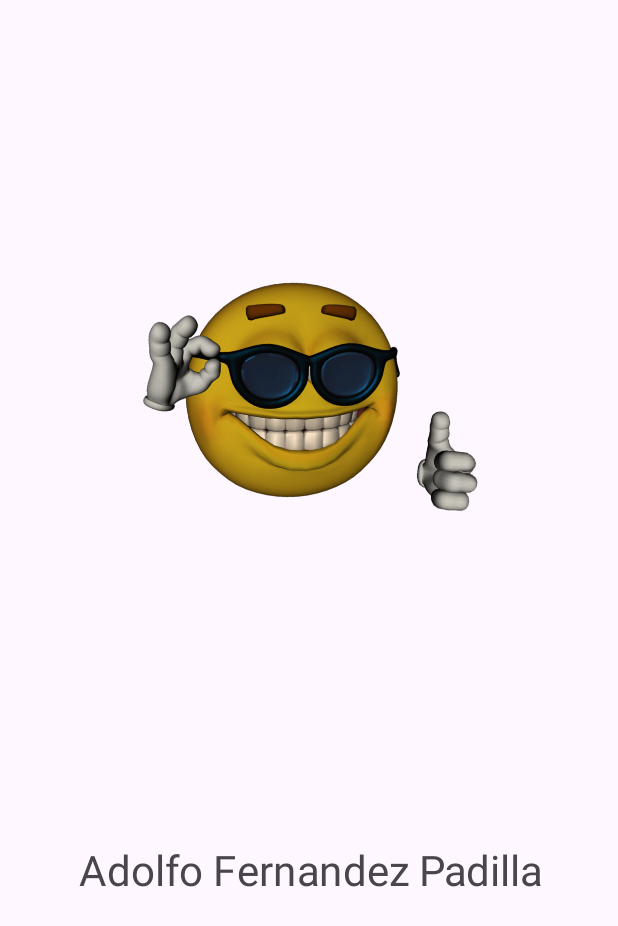
After one commit to fantasmarobapan/bopit, an Android app: the SplashActivity screen opened directly, with no data from a screen before it, on a phone screen of 412 x 824 dp. The commit adds this screen. Shown: the top 926 px of the screen. Run offline under Robolectric (Android 15) with nearby library versions, the phone set to English and light mode, and no system bars.

Commit message:
Splash activiy creada

```diff
--- /dev/null
+++ b/app/src/main/java/cl/afernandez/bopit/SplashActivity.kt
@@ -0,0 +1,21 @@
+package cl.afernandez.bopit
+
+import android.content.Intent
+import androidx.appcompat.app.AppCompatActivity
+import android.os.Bundle
+import android.os.Handler
+import android.os.Looper
+
+class SplashActivity : AppCompatActivity() {
+    override fun onCreate(savedInstanceState: Bundle?) {
+        super.onCreate(savedInstanceState)
+        setContentView(R.layout.activity_splash)
+
+        val handler = Handler(Looper.getMainLooper())
+        handler.postDelayed({
+            val intent = Intent(this, MainActivity::class.java)
+            startActivity(intent)
+            finish()
+        }, 5000)
+    }
+}
--- a/app/src/main/res/layout/activity_about.xml
+++ b/app/src/main/res/layout/activity_about.xml
@@ -23,7 +23,7 @@
         android:layout_height="wrap_content"
         android:layout_marginTop="32dp"
         android:layout_marginBottom="600dp"
-        android:text="Button"
+        android:text="@string/button_home"
         app:layout_constraintBottom_toBottomOf="parent"
         app:layout_constraintEnd_toEndOf="parent"
         app:layout_constraintStart_toStartOf="parent"
--- /dev/null
+++ b/app/src/main/res/layout/activity_splash.xml
@@ -0,0 +1,34 @@
+<?xml version="1.0" encoding="utf-8"?>
+<androidx.constraintlayout.widget.ConstraintLayout xmlns:android="http://schemas.android.com/apk/res/android"
+    xmlns:app="http://schemas.android.com/apk/res-auto"
+    xmlns:tools="http://schemas.android.com/tools"
+    android:layout_width="match_parent"
+    android:layout_height="match_parent"
+    tools:context=".SplashActivity">
+
+    <TextView
+        android:id="@+id/textView3"
+        android:layout_width="180dp"
+        android:layout_height="90dp"
+        android:layout_marginBottom="200dp"
+        android:gravity="center"
+        android:scaleX="2"
+        android:scaleY="2"
+        android:text="@string/splash_name"
+        app:layout_constraintBottom_toBottomOf="parent"
+        app:layout_constraintEnd_toEndOf="parent"
+        app:layout_constraintStart_toStartOf="parent" />
+
+    <ImageView
+        android:id="@+id/imageView2"
+        android:layout_width="228dp"
+        android:layout_height="248dp"
+        android:scaleX="1"
+        android:scaleY="1"
+        app:layout_constraintBottom_toTopOf="@+id/textView3"
+        app:layout_constraintEnd_toEndOf="parent"
+        app:layout_constraintStart_toStartOf="parent"
+        app:layout_constraintTop_toTopOf="parent"
+        app:srcCompat="@drawable/emoji_sunglass" />
+
+</androidx.constraintlayout.widget.ConstraintLayout>
```
Also changed, not shown: app/src/main/AndroidManifest.xml (+8 -4 lines), app/src/main/res/layout/activity_main.xml (+9 -24 lines), app/src/main/res/values/strings.xml (+21 -1 lines).
